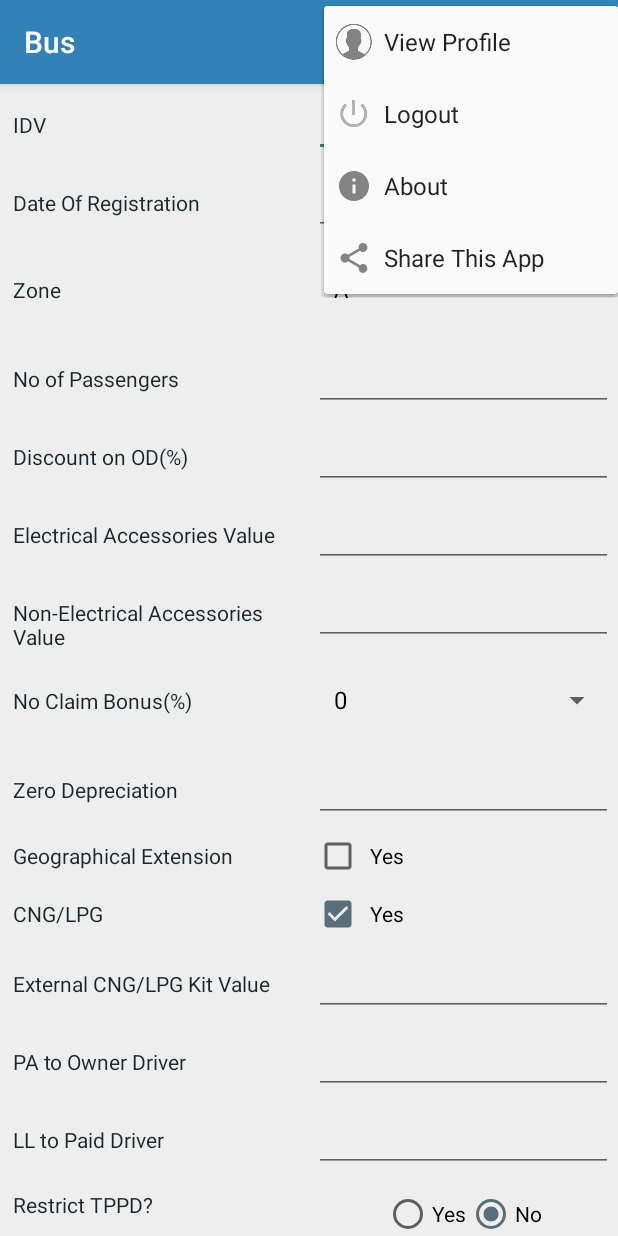
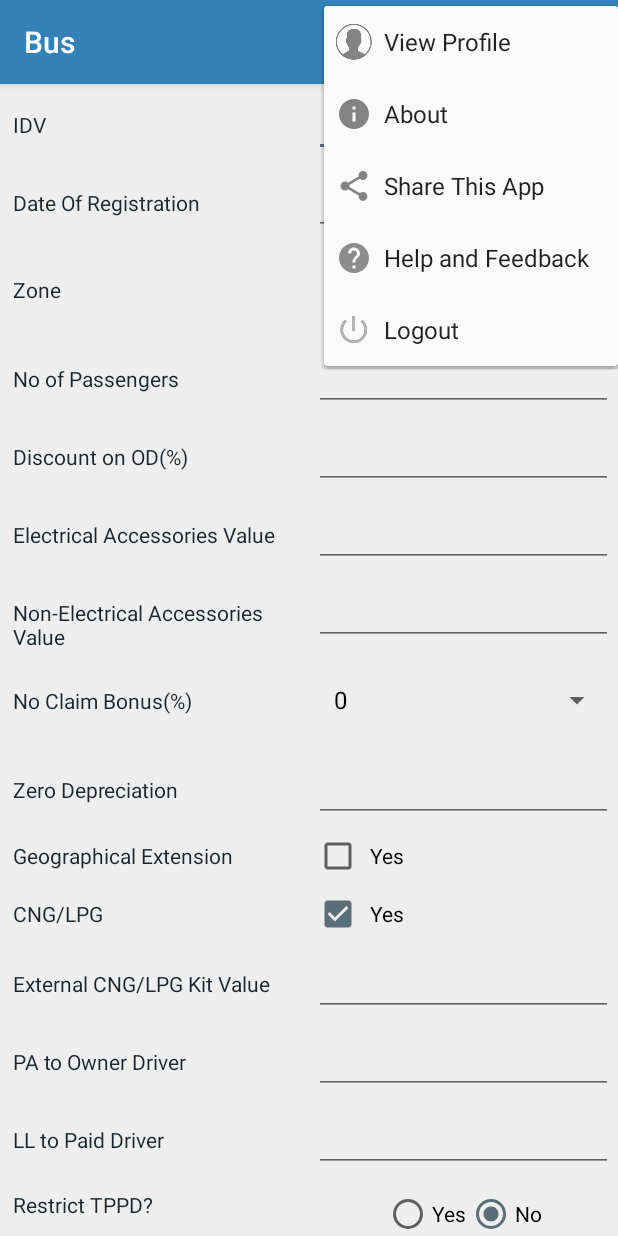
Before and after one commit to pg30/Premium-Calculator, an Android app: the busover6 screen opened directly, with no data from a screen before it, after a tap on "Main Menu", on a phone screen of 412 x 824 dp. Run offline under Robolectric (Android 15) with nearby library versions, the phone set to English and light mode, and no system bars; our stand-ins replace Firebase (no records; nobody signed in at launch, a user with empty details on screens opened directly); 2 other taps on this screen came first.

Commit message:
Help and Support

```diff
--- a/app/src/main/AndroidManifest.xml
+++ b/app/src/main/AndroidManifest.xml
@@ -13,6 +13,7 @@
         android:roundIcon="@mipmap/ic_launcher_round"
         android:supportsRtl="true"
         android:theme="@style/AppTheme">
+        <activity android:name=".helpandsupport"></activity>
         <activity android:name=".splash_activity">
             <intent-filter>
                 <action android:name="android.intent.action.MAIN" />
@@ -22,7 +23,7 @@
         </activity>
         <activity android:name=".about" />
         <activity android:name=".view_profile" />
-        <activity android:name=".register"/>
+        <activity android:name=".register" />
         <activity android:name=".login" />
         <activity android:name=".commission" />
         <activity android:name=".misc_breakup" />
@@ -54,7 +55,7 @@
         <activity android:name=".taxilessthan6" />
         <activity android:name=".private_car" />
         <activity android:name=".two_wheeler" />
-        <activity android:name=".MainActivity"/>
+        <activity android:name=".MainActivity" />
     </application>
 
 </manifest>
--- /dev/null
+++ b/app/src/main/res/drawable-anydpi/help_icon.xml
@@ -0,0 +1,11 @@
+<vector xmlns:android="http://schemas.android.com/apk/res/android"
+    android:width="24dp"
+    android:height="24dp"
+    android:viewportWidth="24"
+    android:viewportHeight="24"
+    android:tint="#707072"
+    android:alpha="0.8">
+    <path
+        android:fillColor="#FF000000"
+        android:pathData="M12,2C6.48,2 2,6.48 2,12s4.48,10 10,10 10,-4.48 10,-10S17.52,2 12,2zM13,19h-2v-2h2v2zM15.07,11.25l-0.9,0.92C13.45,12.9 13,13.5 13,15h-2v-0.5c0,-1.1 0.45,-2.1 1.17,-2.83l1.24,-1.26c0.37,-0.36 0.59,-0.86 0.59,-1.41 0,-1.1 -0.9,-2 -2,-2s-2,0.9 -2,2L8,9c0,-2.21 1.79,-4 4,-4s4,1.79 4,4c0,0.88 -0.36,1.68 -0.93,2.25z"/>
+</vector>
--- a/app/src/main/res/menu/menu.xml
+++ b/app/src/main/res/menu/menu.xml
@@ -15,10 +15,6 @@
                 android:icon="@drawable/profile_icon"
                 android:title="View Profile" />
             <item
-                android:id="@+id/logout"
-                android:icon="@drawable/logout_icon"
-                android:title="Logout" />
-            <item
                 android:id="@+id/about"
                 android:icon="@drawable/about_icon"
                 android:title="About" />
@@ -26,6 +22,14 @@
                 android:id="@+id/share"
                 android:icon="@drawable/share_icon"
                 android:title="Share This App" />
+            <item
+                android:id="@+id/help"
+                android:icon="@drawable/help_icon"
+                android:title="Help and Feedback" />
+            <item
+                android:id="@+id/logout"
+                android:icon="@drawable/logout_icon"
+                android:title="Logout" />
         </menu>
     </item>
 </menu>
```
Also changed, not shown: app/src/main/java/com/pg/premiumcalculator/helpandsupport.java (added, +14 -0 lines), app/src/main/java/com/pg/premiumcalculator/menu.java (+7 -0 lines), app/src/main/res/layout/activity_helpandsupport.xml (added, +9 -0 lines), app/src/main/res/drawable-hdpi/help_icon.png (added), app/src/main/res/drawable-mdpi/help_icon.png (added), app/src/main/res/drawable-xhdpi/help_icon.png (added), app/src/main/res/drawable-xxhdpi/help_icon.png (added).
